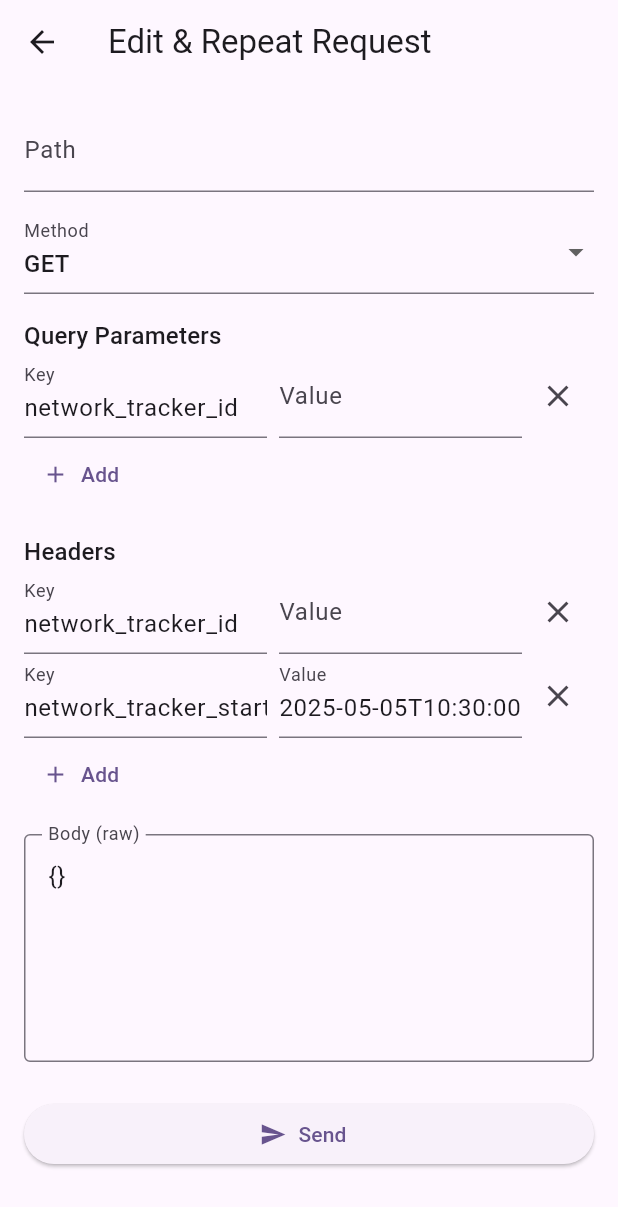
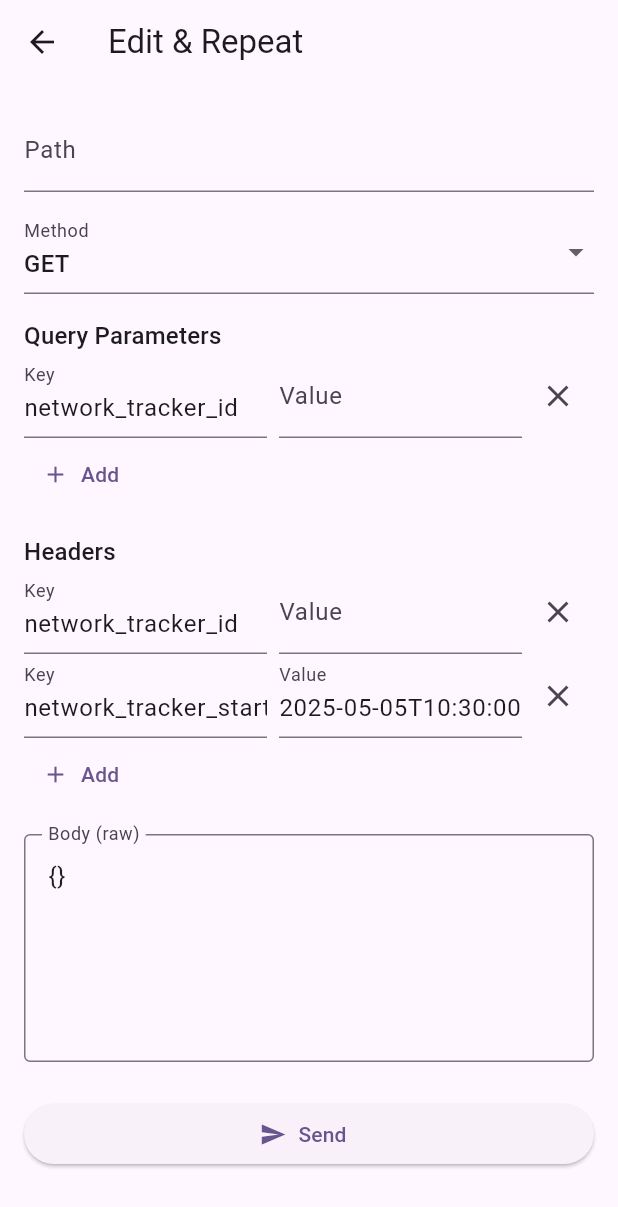
Before and after one commit to AramSemerjyan/network_tracker, a Flutter app: the NetworkEditRequestScreen screen opened directly with empty values, after a tap on the "clear" icon, on a phone screen of 412 x 824 dp. Shown: the top 1207 px of the screen. Run offline on Flutter 3.47's test engine with Material 3 defaults, Android fonts, the phone set to English and light mode, and no system bars; our stand-ins replace dio, share_plus; missing offline and left inert: json_view.

Commit message:
UI improvements

```diff
--- a/lib/src/ui/repeat_request_screen/edit_request_screen/network_edit_request_screen.dart
+++ b/lib/src/ui/repeat_request_screen/edit_request_screen/network_edit_request_screen.dart
@@ -145,7 +145,7 @@ class _NetworkEditRequestScreenState extends State<NetworkEditRequestScreen> {
   @override
   Widget build(BuildContext context) {
     return Scaffold(
-      appBar: AppBar(title: const Text("Edit & Repeat Request")),
+      appBar: AppBar(title: const Text("Edit & Repeat")),
       body: Padding(
         padding: const EdgeInsets.all(16),
         child: ListView(
@@ -174,12 +174,19 @@ class _NetworkEditRequestScreenState extends State<NetworkEditRequestScreen> {
 
             const SizedBox(height: 16),
 
-            _buildKeyValueEditor(_queryParams, setState,
-                label: "Query Parameters"),
+            _buildKeyValueEditor(
+              _queryParams,
+              setState,
+              label: "Query Parameters",
+            ),
 
             const SizedBox(height: 16),
 
-            _buildKeyValueEditor(_headers, setState, label: "Headers"),
+            _buildKeyValueEditor(
+              _headers,
+              setState,
+              label: "Headers",
+            ),
 
             const SizedBox(height: 16),
 
```
